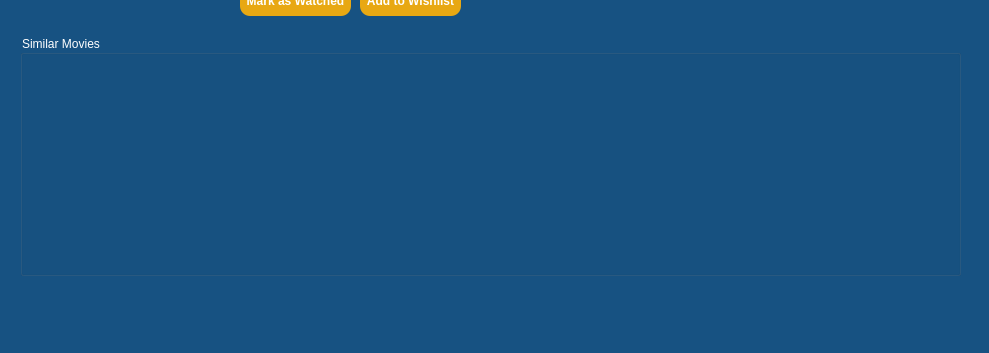
The window that MoviePlatformApp/MoviePlatformApp/MovieView.ui (TudiMoldoveanu/MovieRecomendationApp) describes before a commit, drawn with Qt 5; both pictures show x 0 to 989 and y 295 to 648 of the 989 by 648 pixel window.
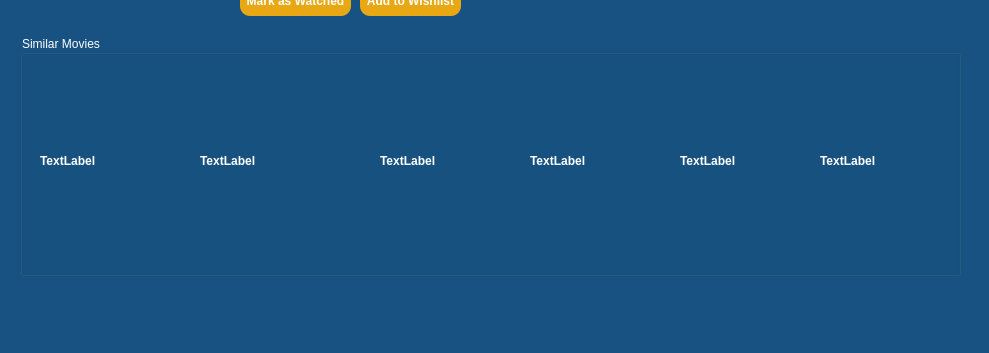
The same window after the commit. Icons and pictures are not drawn.

Commit message: Started working on setSimilarMovies list to MovieView class, made qt elements and retrieved information to be set to the window

```diff
--- a/MoviePlatformApp/MoviePlatformApp/MovieView.ui
+++ b/MoviePlatformApp/MoviePlatformApp/MovieView.ui
@@ -499,6 +499,84 @@
     <property name="title">
      <string>Similar Movies</string>
     </property>
+    <widget class="QLabel" name="similarMovie1">
+     <property name="geometry">
+      <rect>
+       <x>20</x>
+       <y>30</y>
+       <width>131</width>
+       <height>191</height>
+      </rect>
+     </property>
+     <property name="text">
+      <string>TextLabel</string>
+     </property>
+    </widget>
+    <widget class="QLabel" name="similarMovie2">
+     <property name="geometry">
+      <rect>
+       <x>180</x>
+       <y>30</y>
+       <width>131</width>
+       <height>191</height>
+      </rect>
+     </property>
+     <property name="text">
+      <string>TextLabel</string>
+     </property>
+    </widget>
+    <widget class="QLabel" name="similarMovie3">
+     <property name="geometry">
+      <rect>
+       <x>360</x>
+       <y>30</y>
+       <width>131</width>
+       <height>191</height>
+      </rect>
+     </property>
+     <property name="text">
+      <string>TextLabel</string>
+     </property>
+    </widget>
+    <widget class="QLabel" name="similarMovie4">
+     <property name="geometry">
+      <rect>
+       <x>510</x>
+       <y>30</y>
+       <width>131</width>
+       <height>191</height>
+      </rect>
+     </property>
+     <property name="text">
+      <string>TextLabel</string>
+     </property>
+    </widget>
+    <widget class="QLabel" name="similarMovie5">
+     <property name="geometry">
+      <rect>
+       <x>660</x>
+       <y>30</y>
+       <width>131</width>
+       <height>191</height>
+      </rect>
+     </property>
+     <property name="text">
+      <string>TextLabel</string>
+     </property>
+    </widget>
+    <widget class="QLabel" name="similarMovie6">
+     <property name="geometry">
+      <rect>
+       <x>800</x>
+       <y>30</y>
+       <width>131</width>
+       <height>191</height>
+      </rect>
+     </property>
+     <property name="text">
+      <string>TextLabel</string>
+     </property>
+    </widget>
    </widget>
   </widget>
   <widget class="QMenuBar" name="menuBar">
```
Left out of the diff: 2 changed lines with no effect on the pictures. The commit also changes 2 other files.
